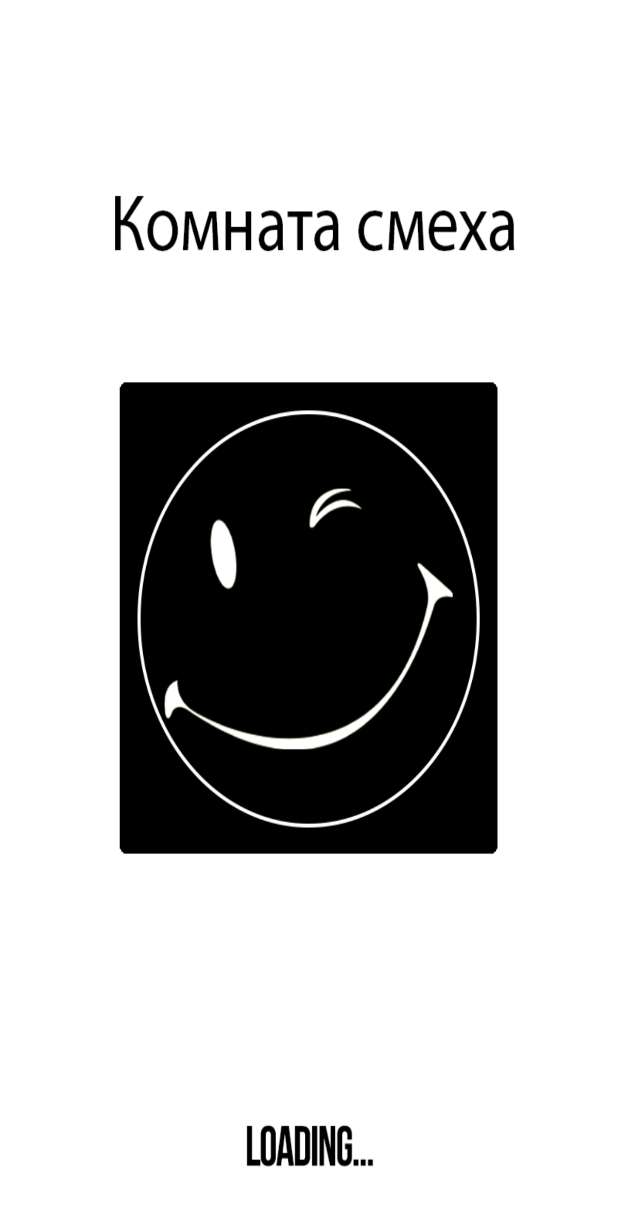
After one commit to pznkDev/9gagClient, an Android app: the SplashScreenActivity screen opened directly, with no data from a screen before it, on a phone screen of 412 x 824 dp. The commit adds this screen. Shown: the top 1206 px of the screen. Run offline under Robolectric (Android 15) with nearby library versions, the phone set to English and light mode, and no system bars.

Commit message:
Added splash screen and icon

```diff
--- /dev/null
+++ b/app/src/main/java/com/kpi/slava/a9gag_client/activity/SplashScreenActivity.java
@@ -0,0 +1,25 @@
+package com.kpi.slava.a9gag_client.activity;
+
+
+import android.app.Activity;
+import android.content.Intent;
+import android.os.Bundle;
+import android.os.Handler;
+
+import com.kpi.slava.a9gag_client.R;
+
+public class SplashScreenActivity extends Activity {
+    @Override
+    public void onCreate(Bundle savedInstanceState) {
+        super.onCreate(savedInstanceState);
+        setContentView(R.layout.splash_screen_activity);
+
+        int secondsDelayed = 2;
+        new Handler().postDelayed(new Runnable() {
+            public void run() {
+                startActivity(new Intent(SplashScreenActivity.this, MainActivity.class));
+                finish();
+            }
+        }, secondsDelayed * 1000);
+    }
+}
--- a/app/src/main/res/layout/card_image.xml
+++ b/app/src/main/res/layout/card_image.xml
@@ -2,17 +2,18 @@
 <LinearLayout xmlns:android="http://schemas.android.com/apk/res/android"
     android:layout_width="match_parent"
     android:layout_height="wrap_content"
+    xmlns:app="http://schemas.android.com/apk/res-auto"
     android:layout_marginBottom="15dp"
     android:orientation="vertical">
 
     <android.support.v7.widget.CardView
         android:layout_width="match_parent"
-        android:layout_height="wrap_content">
+        android:layout_height="wrap_content"
+        app:cardBackgroundColor="@color/card_background">
 
         <LinearLayout
             android:layout_width="match_parent"
             android:layout_height="wrap_content"
-            android:background="@color/cardview_dark_background"
             android:orientation="vertical">
 
             <com.kpi.slava.a9gag_client.other.DynamicImageView
--- /dev/null
+++ b/app/src/main/res/layout/splash_screen_activity.xml
@@ -0,0 +1,12 @@
+<?xml version="1.0" encoding="utf-8"?>
+<LinearLayout xmlns:android="http://schemas.android.com/apk/res/android"
+    android:orientation="vertical" android:layout_width="fill_parent"
+    android:layout_height="fill_parent">
+
+    <ImageView android:id="@+id/splashscreen"
+        android:layout_width="match_parent"
+        android:layout_height="match_parent"
+        android:scaleType="fitXY"
+        android:src="@drawable/splash_screen" />
+
+</LinearLayout>
--- a/app/src/main/res/values/strings.xml
+++ b/app/src/main/res/values/strings.xml
@@ -1,5 +1,5 @@
 <resources>
-    <string name="app_name">9gag_client</string>
+    <string name="app_name">FunTime</string>
 
     <string name="btn_share_facebook">Facebook</string>
     <string name="btn_share_instagram">Instagram</string>
```
Also changed, not shown: app/src/main/AndroidManifest.xml (+10 -3 lines), app/src/main/java/com/kpi/slava/a9gag_client/activity/MainActivity.java (+29 -17 lines), app/src/main/java/com/kpi/slava/a9gag_client/activity/MyApplication.java (+7 -1 lines), app/src/main/java/com/kpi/slava/a9gag_client/other/PreferenceManagerUtils.java (added, +23 -0 lines), app/src/main/ic_launcher-web.png (added), app/src/main/res/drawable/splash_screen.png (added), app/src/main/res/mipmap-hdpi/ic_launcher.png, app/src/main/res/mipmap-mdpi/ic_launcher.png, app/src/main/res/mipmap-xhdpi/ic_launcher.png, app/src/main/res/mipmap-xxhdpi/ic_launcher.png, app/src/main/res/mipmap-xxxhdpi/ic_launcher.png.
